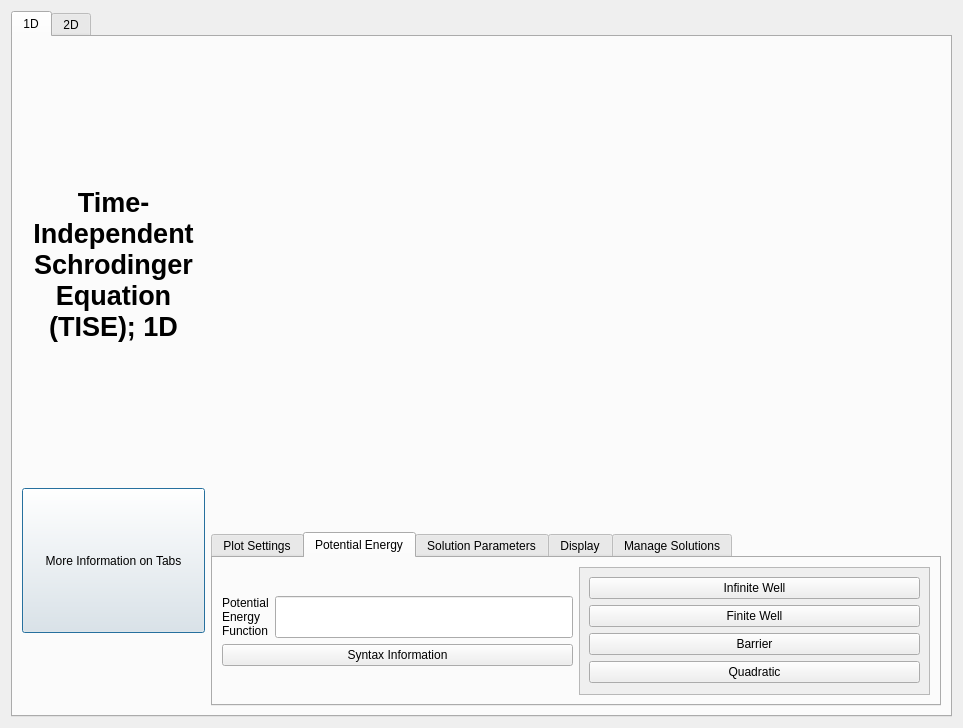
Above: tisemainwindow.ui from ambeech1/QSandbox before the change. Below: the same form after it.
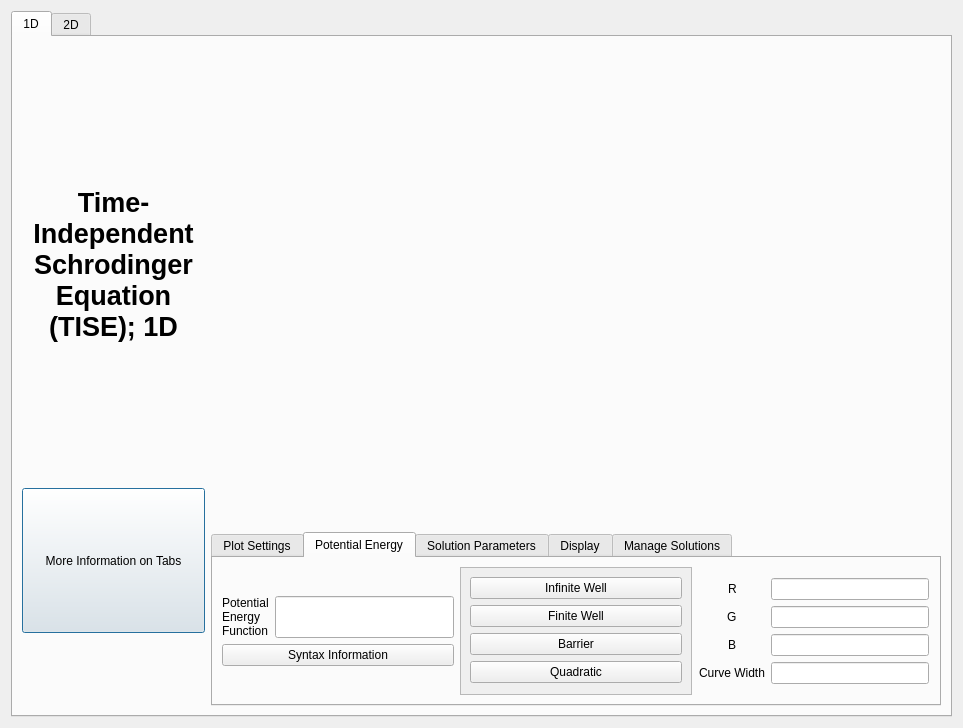
That is the form after the change. The open tabs and pages were chosen to show the change. Custom widgets are drawn as their Qt base class.

Commit message: Added potential plotting and configuring.

```diff
--- a/tisemainwindow.ui
+++ b/tisemainwindow.ui
@@ -359,9 +359,9 @@
                   <property name="geometry">
                    <rect>
                     <x>0</x>
-                    <y>-23</y>
-                    <width>330</width>
-                    <height>132</height>
+                    <y>0</y>
+                    <width>228</width>
+                    <height>133</height>
                    </rect>
                   </property>
                   <layout class="QVBoxLayout" name="verticalLayout_4">
@@ -397,6 +397,87 @@
                  </widget>
                 </widget>
                </item>
+               <item>
+                <layout class="QFormLayout" name="formLayout_5">
+                 <property name="labelAlignment">
+                  <set>Qt::AlignmentFlag::AlignCenter</set>
+                 </property>
+                 <property name="formAlignment">
+                  <set>Qt::AlignmentFlag::AlignLeading|Qt::AlignmentFlag::AlignLeft|Qt::AlignmentFlag::AlignVCenter</set>
+                 </property>
+                 <property name="leftMargin">
+                  <number>1</number>
+                 </property>
+                 <property name="rightMargin">
+                  <number>1</number>
+                 </property>
+                 <item row="0" column="0">
+                  <widget class="QLabel" name="label_9">
+                   <property name="sizePolicy">
+                    <sizepolicy hsizetype="Expanding" vsizetype="Preferred">
+                     <horstretch>0</horstretch>
+                     <verstretch>0</verstretch>
+                    </sizepolicy>
+                   </property>
+                   <property name="text">
+                    <string>R</string>
+                   </property>
+                  </widget>
+                 </item>
+                 <item row="1" column="0">
+                  <widget class="QLabel" name="label_12">
+                   <property name="sizePolicy">
+                    <sizepolicy hsizetype="Expanding" vsizetype="Preferred">
+                     <horstretch>0</horstretch>
+                     <verstretch>0</verstretch>
+                    </sizepolicy>
+                   </property>
+                   <property name="text">
+                    <string>G</string>
+                   </property>
+                  </widget>
+                 </item>
+                 <item row="2" column="0">
+                  <widget class="QLabel" name="label_31">
+                   <property name="sizePolicy">
+                    <sizepolicy hsizetype="Expanding" vsizetype="Preferred">
+                     <horstretch>0</horstretch>
+                     <verstretch>0</verstretch>
+                    </sizepolicy>
+                   </property>
+                   <property name="text">
+                    <string>B</string>
+                   </property>
+                  </widget>
+                 </item>
+                 <item row="0" column="1">
+                  <widget class="QLineEdit" name="R">
+                   <property name="sizePolicy">
+                    <sizepolicy hsizetype="Expanding" vsizetype="Fixed">
+                     <horstretch>0</horstretch>
+                     <verstretch>0</verstretch>
+                    </sizepolicy>
+                   </property>
+                  </widget>
+                 </item>
+                 <item row="1" column="1">
+                  <widget class="QLineEdit" name="G"/>
+                 </item>
+                 <item row="2" column="1">
+                  <widget class="QLineEdit" name="B"/>
+                 </item>
+                 <item row="3" column="0">
+                  <widget class="QLabel" name="label_32">
+                   <property name="text">
+                    <string>Curve Width</string>
+                   </property>
+                  </widget>
+                 </item>
+                 <item row="3" column="1">
+                  <widget class="QLineEdit" name="curveWidth"/>
+                 </item>
+                </layout>
+               </item>
               </layout>
              </widget>
              <widget class="QWidget" name="solutionparameters">
```
Left out of the diff: 44 changed lines with no effect on the pictures. The commit also changes 2 other files.
